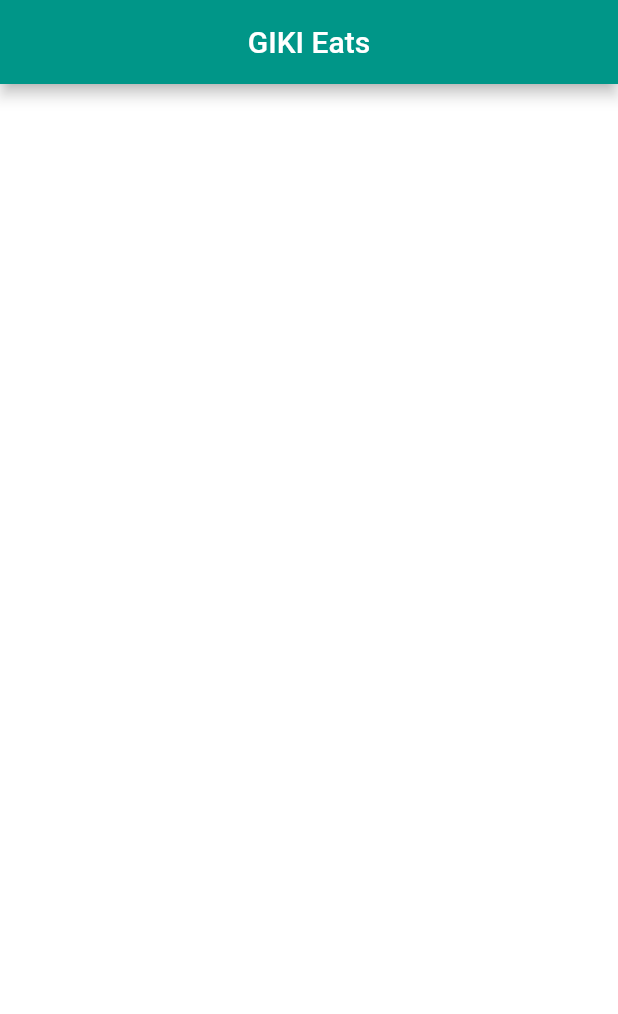
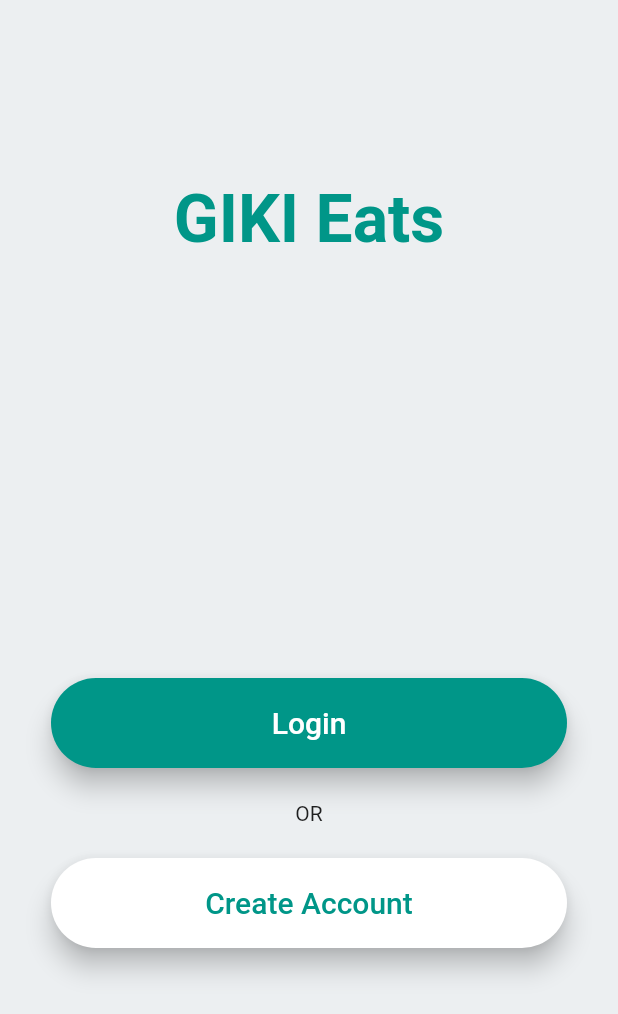
Before and after one commit to 44mkashif/gikiEats, a Flutter app: the screen it shows after launch, on a phone screen of 412 x 824 dp. Shown: the top 1014 px of the screen. Run offline on Flutter 3.47's test engine with Material 2 defaults, Android fonts, the phone set to English and light mode, and no system bars.

Commit message:
Signup Page design

```diff
--- a/lib/main.dart
+++ b/lib/main.dart
@@ -12,6 +12,9 @@ class MyApp extends StatelessWidget {
       debugShowCheckedModeBanner: false,
       title: 'GIKI Eats',
       home: new Home(),
+      theme: ThemeData(
+        primaryColor: Colors.teal,
+      ),
     );
   }
 }
--- a/lib/ui/home.dart
+++ b/lib/ui/home.dart
@@ -1,17 +1,99 @@
 import 'package:flutter/material.dart';
+import 'package:giki_eats/ui/signup.dart';
 
 class Home extends StatelessWidget {
   @override
   Widget build(BuildContext context) {
     return Scaffold(
-      appBar: new AppBar(
-        title: Text("GIKI Eats"),
-        centerTitle: true,
-        backgroundColor: Colors.teal,
-      ),
-      body: Container(
-        color: Colors.white,
+      backgroundColor: Colors.blueGrey.shade50,
+      body: Column(
+        children: <Widget>[
+          Container(
+            alignment: Alignment.center,
+            padding: EdgeInsets.fromLTRB(0.0, 120.0, 0.0, 0.0),
+            child: Text(
+              'GIKI Eats',
+              style: TextStyle(
+                color: Colors.teal,
+                fontSize: 44.0,
+                fontWeight: FontWeight.w600,
+              ),
+            ),
+          ),
+          SizedBox(
+            height: 280.0,
+          ),
+          Padding(
+            padding: const EdgeInsets.fromLTRB(34.0, 0.0, 34.0, 0.0),
+            child: Container(
+              height: 60.0,
+              width: double.infinity,
+              child: RaisedButton(
+                shape: RoundedRectangleBorder(
+                  borderRadius: BorderRadius.circular(30.0),
+                  // side: BorderSide(
+                  //   color: Colors.teal,
+                  // ),
+                ),
+                elevation: 7.0,
+                onPressed: () {},
+                color: Colors.teal,
+                child: Text(
+                  "Login",
+                  style: TextStyle(
+                    color: Colors.white,
+                    fontSize: 20,
+                    fontWeight: FontWeight.w500,
+                  ),
+                ),
+              ),
+            ),
+          ),
+          Container(
+            alignment: Alignment.center,
+            height: 60.0,
+            child: Text(
+              'OR',
+            ),
+          ),
+          Padding(
+            padding: const EdgeInsets.fromLTRB(34.0, 0.0, 34.0, 0.0),
+            child: Container(
+              height: 60.0,
+              width: double.infinity,
+              child: RaisedButton(
+                shape: RoundedRectangleBorder(
+                  borderRadius: BorderRadius.circular(30.0),
+                  // side: BorderSide(
+                  //   color: Colors.teal,
+                  // ),
+                ),
+                elevation: 7.0,
+                onPressed: () {
+                  var router = new MaterialPageRoute(
+                    builder: (BuildContext context) => new SignUp(),
+                  );
+
+                  Navigator.of(context).push(router);
+                },
+                color: Colors.white,
+                child: Text(
+                  "Create Account",
+                  style: TextStyle(
+                    color: Colors.teal,
+                    fontSize: 20,
+                    fontWeight: FontWeight.w500,
+                  ),
+                ),
+              ),
+            ),
+          ),
+        ],
       ),
     );
   }
+
+  signUpScreen(BuildContext context) {}
+
+  loginScreen() {}
 }
```
Also changed, not shown: lib/ui/signup.dart (added, +163 -0 lines).
